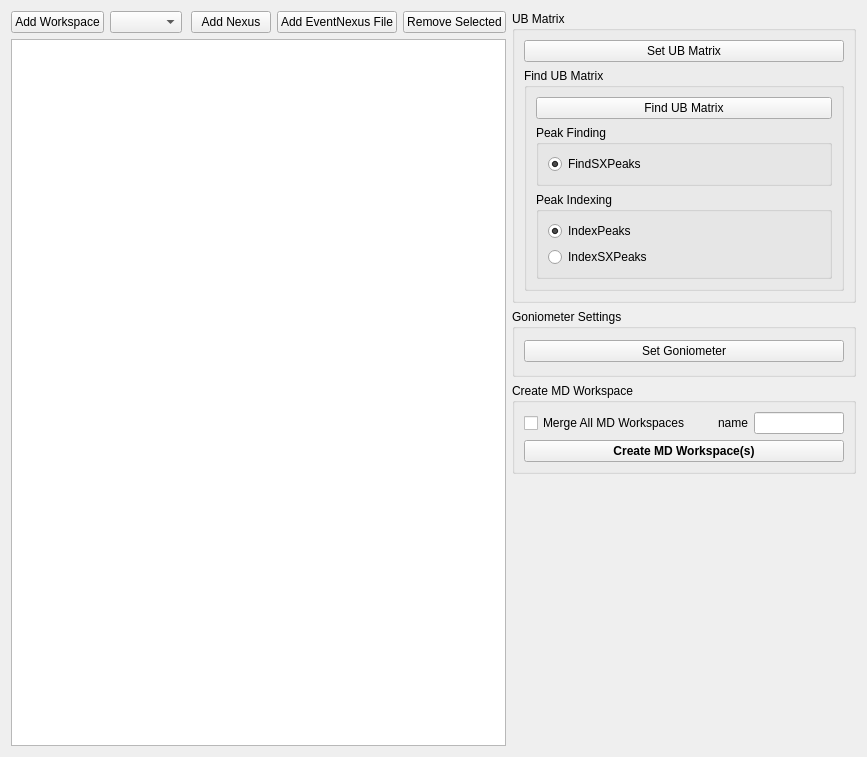
Qt form Code/Mantid/MantidQt/CustomInterfaces/inc/MantidQtCustomInterfaces/CreateMDWorkspace.ui (mantidproject/mantid) before a commit.
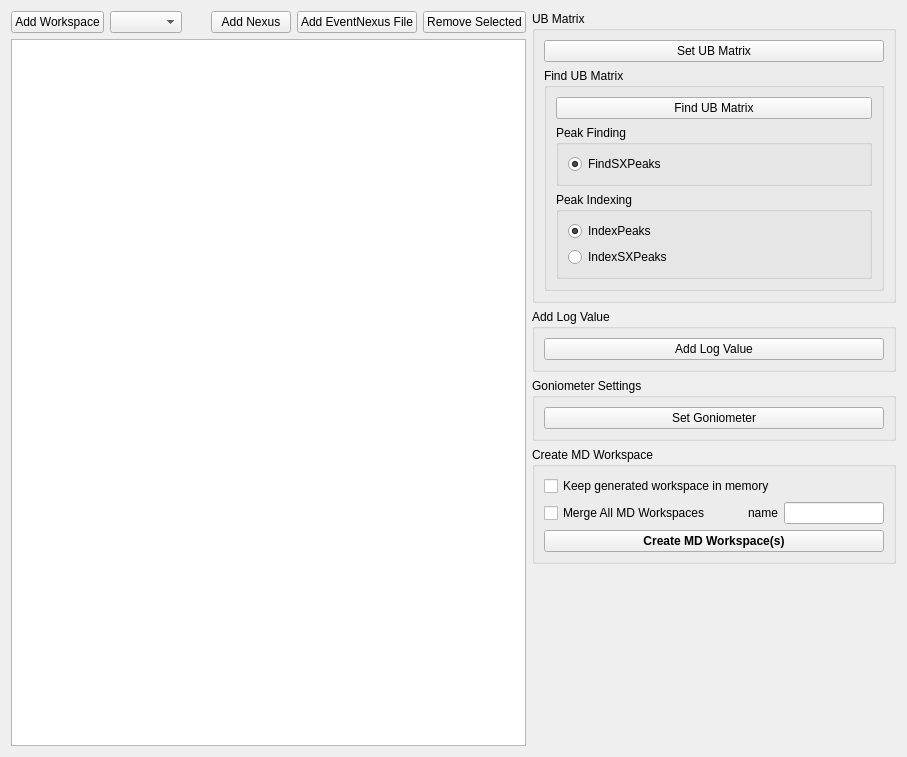
The same form after that commit. Custom widgets are drawn as their Qt base class.

Commit message:
refs #4328. Fixes usage issues raised for event workspaces.
Can always set goniometer. Can always set log values. Can also now keep workspaces in memory.

What changed in the file:
```diff
--- a/Code/Mantid/MantidQt/CustomInterfaces/inc/MantidQtCustomInterfaces/CreateMDWorkspace.ui
+++ b/Code/Mantid/MantidQt/CustomInterfaces/inc/MantidQtCustomInterfaces/CreateMDWorkspace.ui
@@ -6,7 +6,7 @@
    <rect>
     <x>0</x>
     <y>0</y>
-    <width>867</width>
+    <width>907</width>
     <height>757</height>
    </rect>
   </property>
@@ -247,6 +247,22 @@
                  </item>
                 </layout>
                </item>
+               <item>
+                <widget class="QGroupBox" name="logValueGroupBox">
+                 <property name="title">
+                  <string>Add Log Value</string>
+                 </property>
+                 <layout class="QVBoxLayout" name="verticalLayout_10">
+                  <item>
+                   <widget class="QPushButton" name="btn_add_logs">
+                    <property name="text">
+                     <string>Add Log Value</string>
+                    </property>
+                   </widget>
+                  </item>
+                 </layout>
+                </widget>
+               </item>
               </layout>
              </item>
             </layout>
@@ -276,6 +292,13 @@
               <string>Create MD Workspace</string>
              </property>
              <layout class="QVBoxLayout" name="verticalLayout_4">
+              <item>
+               <widget class="QCheckBox" name="ck_keep">
+                <property name="text">
+                 <string>Keep generated workspace in memory</string>
+                </property>
+               </widget>
+              </item>
               <item>
                <layout class="QHBoxLayout" name="mergeLayout">
                 <item>
```
The commit also changes 9 other files.
